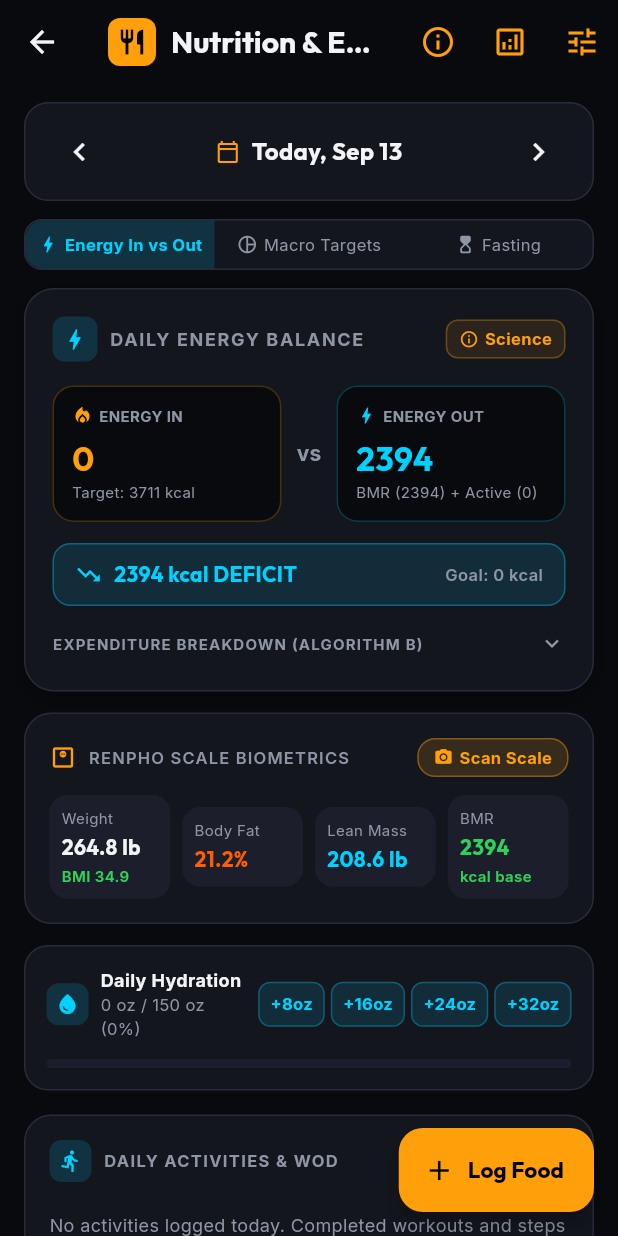
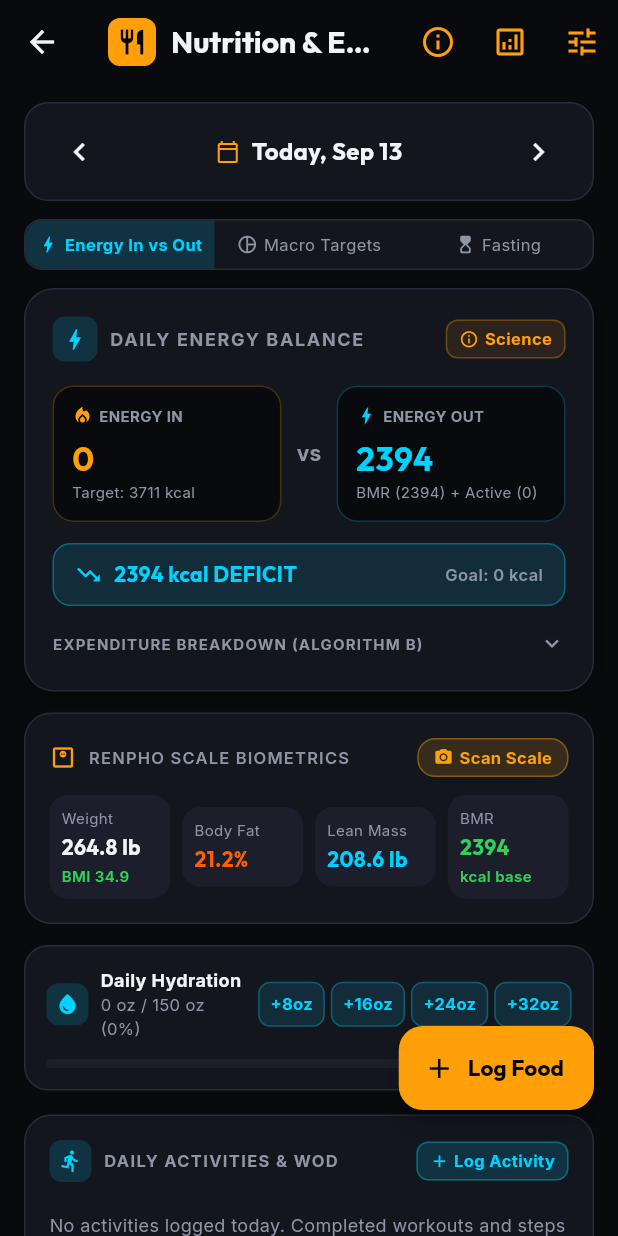
Before and after one commit to drexel-ue/oly, a Flutter app: the NutritionDashboardScreen screen opened directly, on a phone screen of 412 x 824 dp. Run offline on Flutter 3.47's test engine with Material 3 defaults, Android fonts, the phone set to English and light mode, and no system bars; our stand-ins replace audioplayers, file_picker, fl_chart, flutter_local_notifications, flutter_timezone, google_fonts and 10 more; missing offline and left inert: audio_session, google_mlkit_text_recognition, mobile_scanner, openfoodfacts; accounts and stored records are empty; statements that could not run were skipped.

Commit message:
fix(ui): use Stack overlay for floating capsule dock with transparent bounds and elevate Log Food FAB

```diff
--- a/lib/views/analytics_screen.dart
+++ b/lib/views/analytics_screen.dart
@@ -115,6 +115,7 @@ class AnalyticsScreen extends StatelessWidget {
           ),
         ),
         body: SafeArea(
+          bottom: false,
           child: TabBarView(
             children: tabViews,
           ),
--- a/lib/views/dashboard_screen.dart
+++ b/lib/views/dashboard_screen.dart
@@ -140,6 +140,7 @@ class DashboardScreen extends StatelessWidget {
         ],
       ),
       body: SafeArea(
+        bottom: false,
         child: SingleChildScrollView(
           padding: const EdgeInsets.fromLTRB(16, 16, 16, 110),
           child: Column(
--- a/lib/views/nutrition/nutrition_dashboard_screen.dart
+++ b/lib/views/nutrition/nutrition_dashboard_screen.dart
@@ -122,6 +122,7 @@ class _NutritionDashboardScreenState extends State<NutritionDashboardScreen> {
         ],
       ),
       body: SafeArea(
+        bottom: false,
         child: SingleChildScrollView(
           padding: const EdgeInsets.fromLTRB(16, 12, 16, 110),
           child: Column(
@@ -241,6 +242,7 @@ class _NutritionDashboardScreenState extends State<NutritionDashboardScreen> {
           ),
         ),
       ),
+      floatingActionButtonLocation: const DockClearanceFabLocation(),
       floatingActionButton: FloatingActionButton.extended(
         onPressed: () {
           showModalBottomSheet<void>(
@@ -1352,3 +1354,22 @@ class _NutritionDashboardScreenState extends State<NutritionDashboardScreen> {
     }
   }
 }
+
+/// Floating action button location positioned gracefully above the floating capsule dock.
+class DockClearanceFabLocation extends FloatingActionButtonLocation {
+  const new({this.bottomOffset = 84.0});
+
+  final double bottomOffset;
+
+  @override
+  Offset getOffset(ScaffoldPrelayoutGeometry scaffoldGeometry) {
+    final double fabX = scaffoldGeometry.scaffoldSize.width -
+        scaffoldGeometry.floatingActionButtonSize.width -
+        16.0;
+    final double fabY = scaffoldGeometry.scaffoldSize.height -
+        scaffoldGeometry.floatingActionButtonSize.height -
+        scaffoldGeometry.minViewPadding.bottom -
+        bottomOffset;
+    return Offset(fabX, fabY);
+  }
+}
--- a/lib/views/recover_screen.dart
+++ b/lib/views/recover_screen.dart
@@ -129,6 +129,7 @@ class RecoverScreen extends StatelessWidget {
         ],
       ),
       body: SafeArea(
+        bottom: false,
         child: ListView(
           padding: const EdgeInsets.fromLTRB(16, 12, 16, 110),
           children: <Widget>[
```
Also changed, not shown: lib/main.dart (+20 -7 lines), 12 other files.
